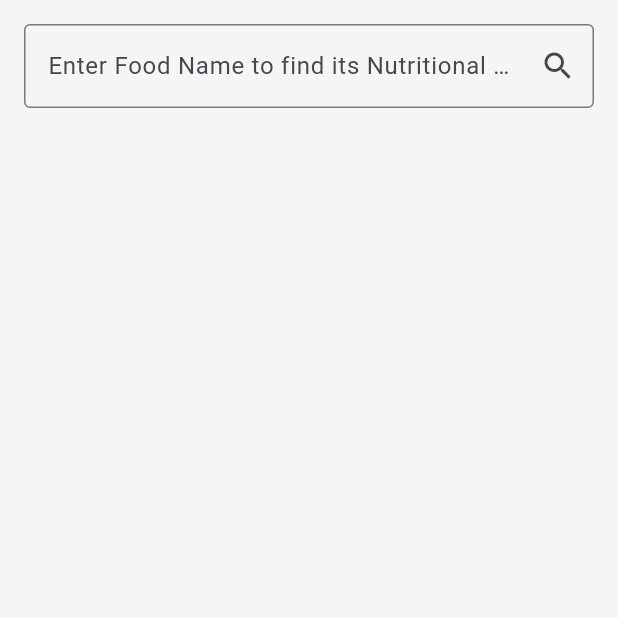
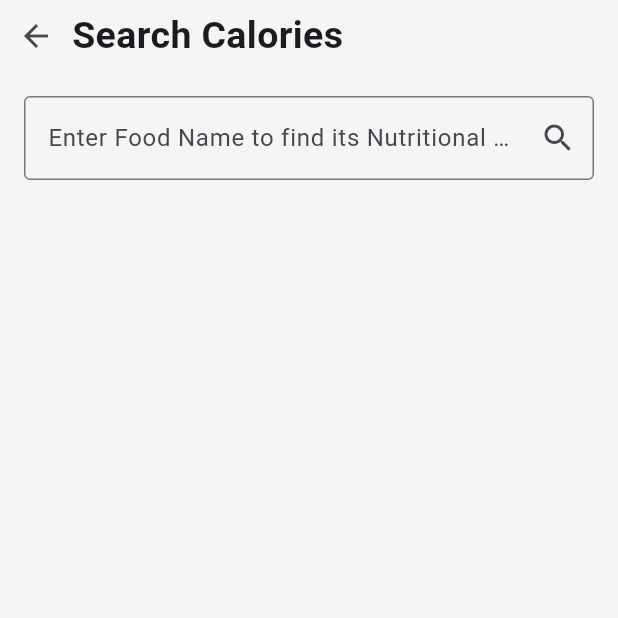
Before and after one commit to AbhishhekBhj/Backend_Project, a Flutter app: the screen it shows after launch, after a tap on "Search for Food", on a phone screen of 412 x 824 dp, the top half of it. Run offline on Flutter 3.47's test engine with Material 2 defaults, Android fonts, the light colour scheme and no system bars; our stand-ins replace bloc, dio, flutter_bloc, font_awesome_flutter, get, image_picker and 3 more; network calls fail.

Commit message:
some changes

```diff
--- a/lib/features/calories/ui/calories.dart
+++ b/lib/features/calories/ui/calories.dart
@@ -1,5 +1,6 @@
 import 'package:flutter/material.dart';
 import 'package:flutter_bloc/flutter_bloc.dart';
+import 'package:get/get.dart';
 import 'package:mygymbuddy/colours/colours.dart';
 import 'package:mygymbuddy/features/calories/bloc/calories_bloc.dart';
 import 'package:mygymbuddy/data/models/food_model.dart';
@@ -39,6 +40,19 @@ class _CaloricInformationState extends State<CaloricInformation> {
         body: SafeArea(
           child: Column(
             children: [
+              Row(
+                children: [
+                  IconButton(
+                      onPressed: () {
+                        Get.back();
+                      },
+                      icon: Icon(Icons.arrow_back)),
+                  Text(
+                    "Search Calories",
+                    style: TextStyle(fontSize: 25, fontWeight: FontWeight.bold),
+                  )
+                ],
+              ),
               buildSearchTextField(),
               BlocConsumer<CaloriesBloc, CaloriesState>(
                 bloc: caloriesBloc,
--- a/lib/features/home/ui/other_features.dart
+++ b/lib/features/home/ui/other_features.dart
@@ -1,7 +1,9 @@
 import 'package:flutter/material.dart';
 import 'package:font_awesome_flutter/font_awesome_flutter.dart';
 import 'package:get/get.dart';
+import 'package:mygymbuddy/colours/colours.dart';
 import 'package:mygymbuddy/features/bmi/ui/bmi_ui.dart';
+import 'package:mygymbuddy/features/login/ui/login.dart';
 import 'package:mygymbuddy/features/profile/ui/view_profile.dart';
 import 'package:mygymbuddy/features/reminder/ui/reminders.dart';
 
@@ -12,15 +14,21 @@ class OtherFeaturePage extends StatelessWidget {
   Widget build(BuildContext context) {
     // Function to create decorated ListTiles with onTap
     Widget _buildDecoratedListTile(
-        IconData icon, VoidCallback? onTap, String title) {
+      IconData icon,
+      VoidCallback? onTap,
+      String title,
+    ) {
       return GestureDetector(
         onTap: onTap,
-        child: Container(
-          margin: EdgeInsets.symmetric(vertical: 2), // Adjust margin as needed
-
-          child: ListTile(
-            title: Text(title),
-            leading: Icon(icon),
+        child: Ink(
+          child: InkWell(
+            onLongPress: () {},
+            splashColor: MyColors.lightPurple,
+            onTap: onTap,
+            child: ListTile(
+              title: Text(title),
+              leading: Icon(icon),
+            ),
           ),
         ),
       );
@@ -66,8 +74,9 @@ class OtherFeaturePage extends StatelessWidget {
                   _buildDecoratedListTile(Icons.person, () {
                     Get.to(() => ViewProfile());
                   }, "Profile"),
-                  _buildDecoratedListTile(
-                      Icons.logout_rounded, () {}, "Log out"),
+                  _buildDecoratedListTile(Icons.logout_rounded, () {
+                    Get.offAll(() => Login());
+                  }, "Log out"),
                   _buildDecoratedListTile(
                       FontAwesomeIcons.bookOpen, () {}, "Change Password"),
                   Container(
--- a/lib/widgets/widgets.dart
+++ b/lib/widgets/widgets.dart
@@ -1,7 +1,5 @@
 import 'package:flutter/material.dart';
 import 'package:mygymbuddy/colours/colours.dart';
-import 'package:mygymbuddy/features/home/ui/drawer.dart';
-import 'package:mygymbuddy/features/login/ui/login.dart';
 import 'package:mygymbuddy/utils/texts/texts.dart';
 import 'package:shared_preferences/shared_preferences.dart';
 
```
